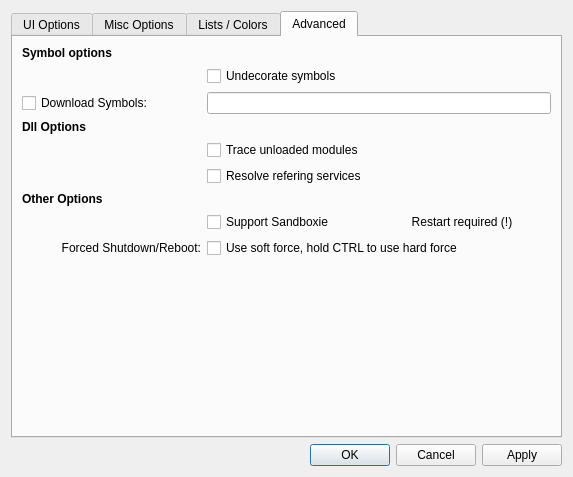
First picture: the form in TaskExplorer/Forms/SettingsWindow.ui, repository DavidXanatos/TaskExplorer, before the edit.
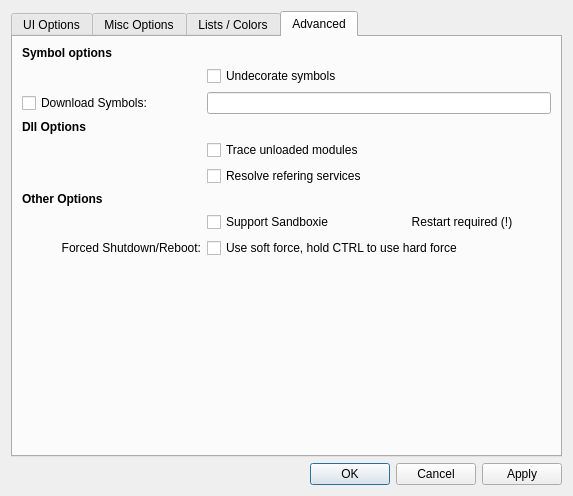
Second picture: the form after the edit. The open tabs and pages were chosen to show the change.

Patch:
```diff
--- a/TaskExplorer/Forms/SettingsWindow.ui
+++ b/TaskExplorer/Forms/SettingsWindow.ui
@@ -7,7 +7,7 @@
     <x>0</x>
     <y>0</y>
     <width>573</width>
-    <height>451</height>
+    <height>496</height>
    </rect>
   </property>
   <property name="sizePolicy">
```
Left out of the diff: 67 changed lines with no effect on the pictures.
